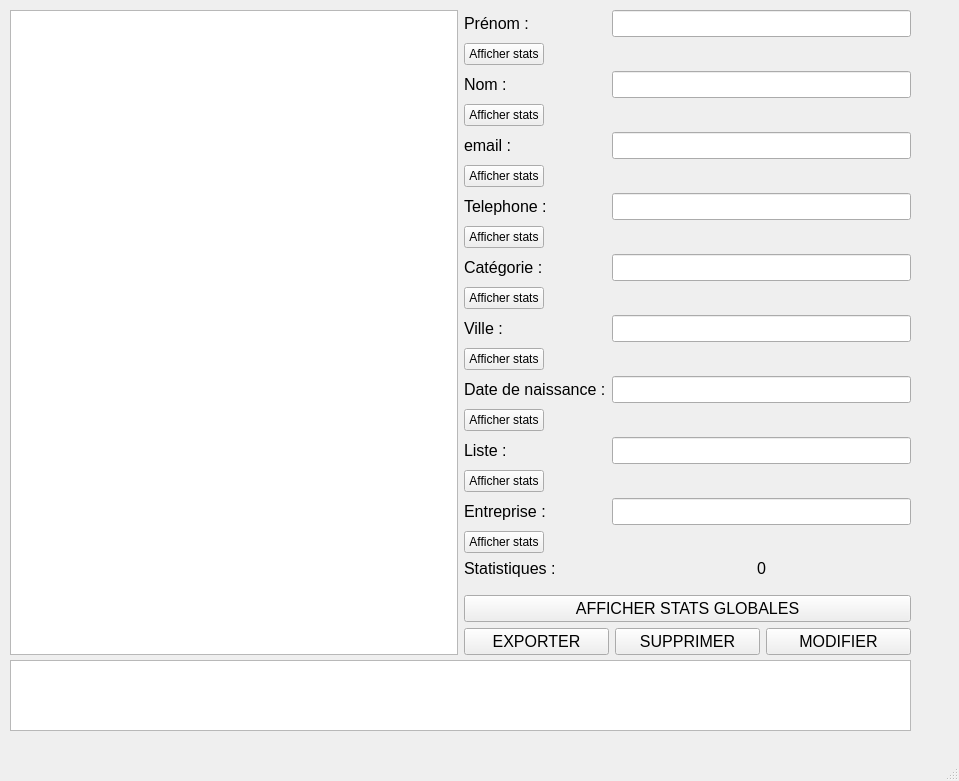
First picture: the form in GUI-contacts/mainwindow.ui, repository alexisbrouard/TP_contacts, before the edit.
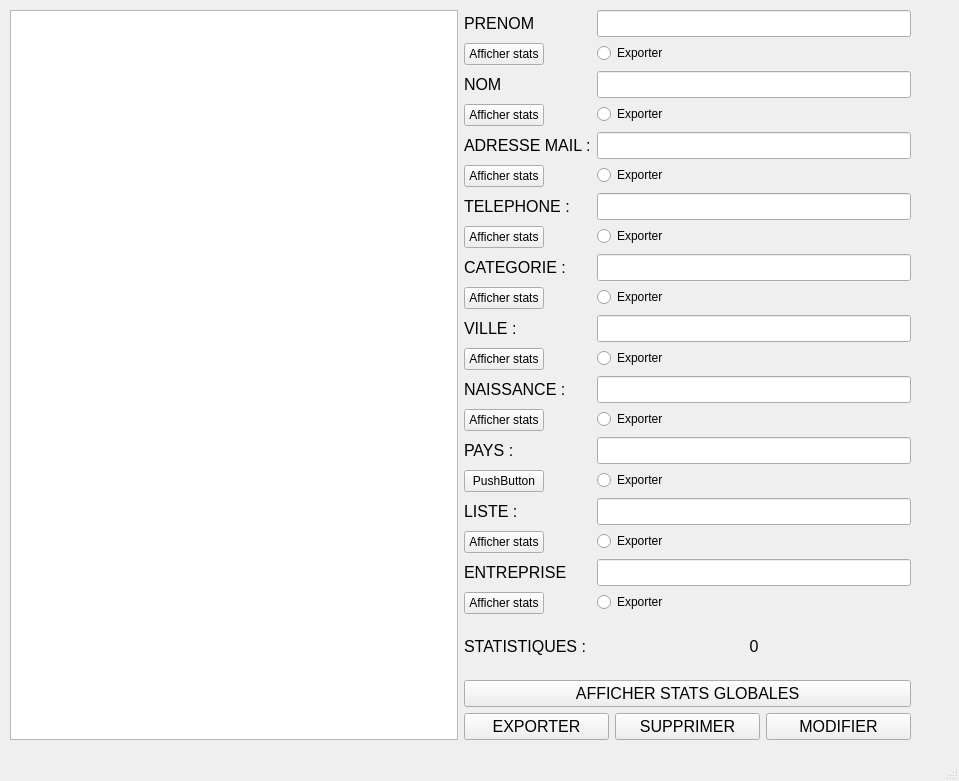
Second picture: the form after the edit.

The edit to the form file:
```diff
--- a/GUI-contacts/mainwindow.ui
+++ b/GUI-contacts/mainwindow.ui
@@ -20,7 +20,7 @@
       <x>10</x>
       <y>10</y>
       <width>901</width>
-      <height>645</height>
+      <height>730</height>
      </rect>
     </property>
     <layout class="QHBoxLayout" name="horizontalLayout_3">
@@ -39,7 +39,7 @@
             </font>
            </property>
            <property name="text">
-            <string>Prénom :</string>
+            <string>PRENOM</string>
            </property>
           </widget>
          </item>
@@ -59,19 +59,6 @@
            </property>
           </widget>
          </item>
-         <item row="1" column="1">
-          <spacer name="verticalSpacer_2">
-           <property name="orientation">
-            <enum>Qt::Vertical</enum>
-           </property>
-           <property name="sizeHint" stdset="0">
-            <size>
-             <width>20</width>
-             <height>40</height>
-            </size>
-           </property>
-          </spacer>
-         </item>
          <item row="2" column="0">
           <widget class="QLabel" name="label_2">
            <property name="font">
@@ -80,7 +67,7 @@
             </font>
            </property>
            <property name="text">
-            <string>Nom :</string>
+            <string>NOM</string>
            </property>
           </widget>
          </item>
@@ -100,19 +87,6 @@
            </property>
           </widget>
          </item>
-         <item row="3" column="1">
-          <spacer name="verticalSpacer_3">
-           <property name="orientation">
-            <enum>Qt::Vertical</enum>
-           </property>
-           <property name="sizeHint" stdset="0">
-            <size>
-             <width>20</width>
-             <height>40</height>
-            </size>
-           </property>
-          </spacer>
-         </item>
          <item row="4" column="0">
           <widget class="QLabel" name="label_4">
            <property name="font">
@@ -121,7 +95,7 @@
             </font>
            </property>
            <property name="text">
-            <string>email :</string>
+            <string>ADRESSE MAIL :</string>
            </property>
           </widget>
          </item>
@@ -141,19 +115,6 @@
            </property>
           </widget>
          </item>
-         <item row="5" column="1">
-          <spacer name="verticalSpacer_4">
-           <property name="orientation">
-            <enum>Qt::Vertical</enum>
-           </property>
-           <property name="sizeHint" stdset="0">
-            <size>
-             <width>20</width>
-             <height>40</height>
-            </size>
-           </property>
-          </spacer>
-         </item>
          <item row="6" column="0">
           <widget class="QLabel" name="label_5">
            <property name="font">
@@ -162,7 +123,7 @@
             </font>
            </property>
            <property name="text">
-            <string>Telephone :</string>
+            <string>TELEPHONE :</string>
            </property>
           </widget>
          </item>
@@ -182,19 +143,6 @@
            </property>
           </widget>
          </item>
-         <item row="7" column="1">
-          <spacer name="verticalSpacer_5">
-           <property name="orientation">
-            <enum>Qt::Vertical</enum>
-           </property>
-           <property name="sizeHint" stdset="0">
-            <size>
-             <width>20</width>
-             <height>40</height>
-            </size>
-           </property>
-          </spacer>
-         </item>
          <item row="8" column="0">
           <widget class="QLabel" name="label_6">
            <property name="font">
@@ -203,7 +151,7 @@
             </font>
            </property>
            <property name="text">
-            <string>Catégorie :</string>
+            <string>CATEGORIE :</string>
            </property>
           </widget>
          </item>
@@ -223,19 +171,6 @@
            </property>
           </widget>
          </item>
-         <item row="9" column="1">
-          <spacer name="verticalSpacer_6">
-           <property name="orientation">
-            <enum>Qt::Vertical</enum>
-           </property>
-           <property name="sizeHint" stdset="0">
-            <size>
-             <width>20</width>
-             <height>40</height>
-            </size>
-           </property>
-          </spacer>
-         </item>
          <item row="10" column="0">
           <widget class="QLabel" name="label_7">
            <property name="font">
@@ -244,7 +179,7 @@
             </font>
            </property>
            <property name="text">
-            <string>Ville :</string>
+            <string>VILLE :</string>
            </property>
           </widget>
          </item>
@@ -264,19 +199,6 @@
            </property>
           </widget>
          </item>
-         <item row="11" column="1">
-          <spacer name="verticalSpacer_7">
-           <property name="orientation">
-            <enum>Qt::Vertical</enum>
-           </property>
-           <property name="sizeHint" stdset="0">
-            <size>
-             <width>20</width>
-             <height>40</height>
-            </size>
-           </property>
-          </spacer>
-         </item>
          <item row="12" column="0">
           <widget class="QLabel" name="label_8">
            <property name="font">
@@ -285,7 +207,7 @@
             </font>
            </property>
            <property name="text">
-            <string>Date de naissance :</string>
+            <string>NAISSANCE :</string>
            </property>
           </widget>
          </item>
@@ -305,33 +227,20 @@
            </property>
           </widget>
          </item>
-         <item row="13" column="1">
-          <spacer name="verticalSpacer_8">
-           <property name="orientation">
-            <enum>Qt::Vertical</enum>
-           </property>
-           <property name="sizeHint" stdset="0">
-            <size>
-             <width>20</width>
-             <height>40</height>
-            </size>
-           </property>
-          </spacer>
-         </item>
          <item row="14" column="0">
-          <widget class="QLabel" name="label_10">
+          <widget class="QLabel" name="l_country">
            <property name="font">
             <font>
              <pointsize>12</pointsize>
             </font>
            </property>
            <property name="text">
-            <string>Liste :</string>
+            <string>PAYS :</string>
            </property>
           </widget>
          </item>
          <item row="14" column="1">
-          <widget class="QLineEdit" name="l_list">
+          <widget class="QLineEdit" name="lineEdit">
            <property name="font">
             <font>
              <pointsize>12</pointsize>
@@ -340,39 +249,26 @@
           </widget>
          </item>
          <item row="15" column="0">
-          <widget class="QPushButton" name="pushButton_8">
+          <widget class="QPushButton" name="pushButton_11">
            <property name="text">
-            <string>Afficher stats</string>
+            <string>PushButton</string>
            </property>
           </widget>
          </item>
-         <item row="15" column="1">
-          <spacer name="verticalSpacer_9">
-           <property name="orientation">
-            <enum>Qt::Vertical</enum>
-           </property>
-           <property name="sizeHint" stdset="0">
-            <size>
-             <width>20</width>
-             <height>40</height>
-            </size>
-           </property>
-          </spacer>
-         </item>
          <item row="16" column="0">
-          <widget class="QLabel" name="label_9">
+          <widget class="QLabel" name="label_10">
            <property name="font">
             <font>
              <pointsize>12</pointsize>
             </font>
            </property>
            <property name="text">
-            <string>Entreprise :</string>
+            <string>LISTE :</string>
            </property>
           </widget>
          </item>
          <item row="16" column="1">
-          <widget class="QLineEdit" name="l_company">
+          <widget class="QLineEdit" name="l_list">
            <property name="font">
             <font>
              <pointsize>12</pointsize>
@@ -381,38 +277,53 @@
           </widget>
          </item>
          <item row="17" column="0">
-          <widget class="QPushButton" name="pushButton_9">
+          <widget class="QPushButton" name="pushButton_8">
            <property name="text">
             <string>Afficher stats</string>
            </property>
           </widget>
          </item>
-         <item row="17" column="1">
-          <spacer name="verticalSpacer_10">
-           <property name="orientation">
-            <enum>Qt::Vertical</enum>
-           </property>
-           <property name="sizeHint" stdset="0">
-            <size>
-             <width>20</width>
-             <height>40</height>
-            </size>
-           </property>
-          </spacer>
-         </item>
          <item row="18" column="0">
-          <widget class="QLabel" name="label_3">
+          <widget class="QLabel" name="label_9">
            <property name="font">
             <font>
              <pointsize>12</pointsize>
             </font>
            </property>
            <property name="text">
-            <string>Statistiques :</string>
+            <string>ENTREPRISE</string>
            </property>
           </widget>
          </item>
          <item row="18" column="1">
+          <widget class="QLineEdit" name="l_company">
+           <property name="font">
+            <font>
+             <pointsize>12</pointsize>
+            </font>
+           </property>
+          </widget>
+         </item>
+         <item row="19" column="0">
+          <widget class="QPushButton" name="pushButton_9">
+           <property name="text">
+            <string>Afficher stats</string>
+           </property>
+          </widget>
+         </item>
+         <item row="21" column="0">
+          <widget class="QLabel" name="label_3">
+           <property name="font">
+            <font>
+             <pointsize>12</pointsize>
+            </font>
+           </property>
+           <property name="text">
+            <string>STATISTIQUES :</string>
+           </property>
+          </widget>
+         </item>
+         <item row="21" column="1">
           <widget class="QLabel" name="l_stats">
            <property name="font">
             <font>
@@ -427,8 +338,91 @@
            </property>
           </widget>
          </item>
+         <item row="22" column="1">
+          <spacer name="verticalSpacer_2">
+           <property name="orientation">
+            <enum>Qt::Vertical</enum>
+           </property>
+           <property name="sizeHint" stdset="0">
+            <size>
+             <width>20</width>
+             <height>40</height>
+            </size>
+           </property>
+          </spacer>
+         </item>
+         <item row="1" column="1">
+          <widget class="QRadioButton" name="radioButton">
+           <property name="text">
+            <string>Exporter</string>
+           </property>
+          </widget>
+         </item>
+         <item row="3" column="1">
+          <widget class="QRadioButton" name="radioButton_2">
+           <property name="text">
+            <string>Exporter</string>
+           </property>
+          </widget>
+         </item>
+         <item row="5" column="1">
+          <widget class="QRadioButton" name="radioButton_3">
+           <property name="text">
+            <string>Exporter</string>
+           </property>
+          </widget>
+         </item>
+         <item row="7" column="1">
+          <widget class="QRadioButton" name="radioButton_4">
+           <property name="text">
+            <string>Exporter</string>
+           </property>
+          </widget>
+         </item>
+         <item row="9" column="1">
+          <widget class="QRadioButton" name="radioButton_5">
+           <property name="text">
+            <string>Exporter</string>
+           </property>
+          </widget>
+         </item>
+         <item row="11" column="1">
+          <widget class="QRadioButton" name="radioButton_6">
+           <property name="text">
+            <string>Exporter</string>
+           </property>
+          </widget>
+         </item>
+         <item row="13" column="1">
+          <widget class="QRadioButton" name="radioButton_7">
+           <property name="text">
+            <string>Exporter</string>
+           </property>
+          </widget>
+         </item>
+         <item row="15" column="1">
+          <widget class="QRadioButton" name="radioButton_8">
+           <property name="text">
+            <string>Exporter</string>
+           </property>
+          </widget>
+         </item>
+         <item row="17" column="1">
+          <widget class="QRadioButton" name="radioButton_9">
+           <property name="text">
+            <string>Exporter</string>
+           </property>
+          </widget>
+         </item>
          <item row="19" column="1">
-          <spacer name="verticalSpacer_11">
+          <widget class="QRadioButton" name="radioButton_10">
+           <property name="text">
+            <string>Exporter</string>
+           </property>
+          </widget>
+         </item>
+         <item row="20" column="1">
+          <spacer name="verticalSpacer_3">
            <property name="orientation">
             <enum>Qt::Vertical</enum>
            </property>
@@ -511,16 +505,6 @@
      </item>
     </layout>
    </widget>
-   <widget class="QTextEdit" name="t_output">
-    <property name="geometry">
-     <rect>
-      <x>10</x>
-      <y>660</y>
-      <width>901</width>
-      <height>71</height>
-     </rect>
-    </property>
-   </widget>
   </widget>
   <widget class="QMenuBar" name="menubar">
    <property name="geometry">
```
